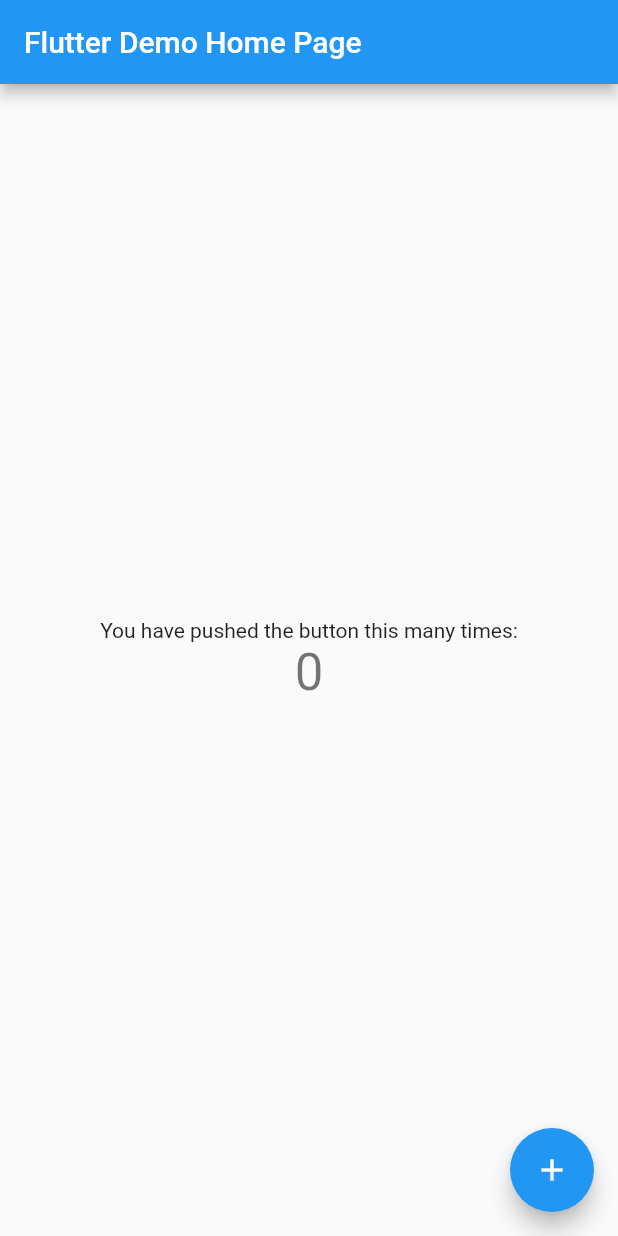
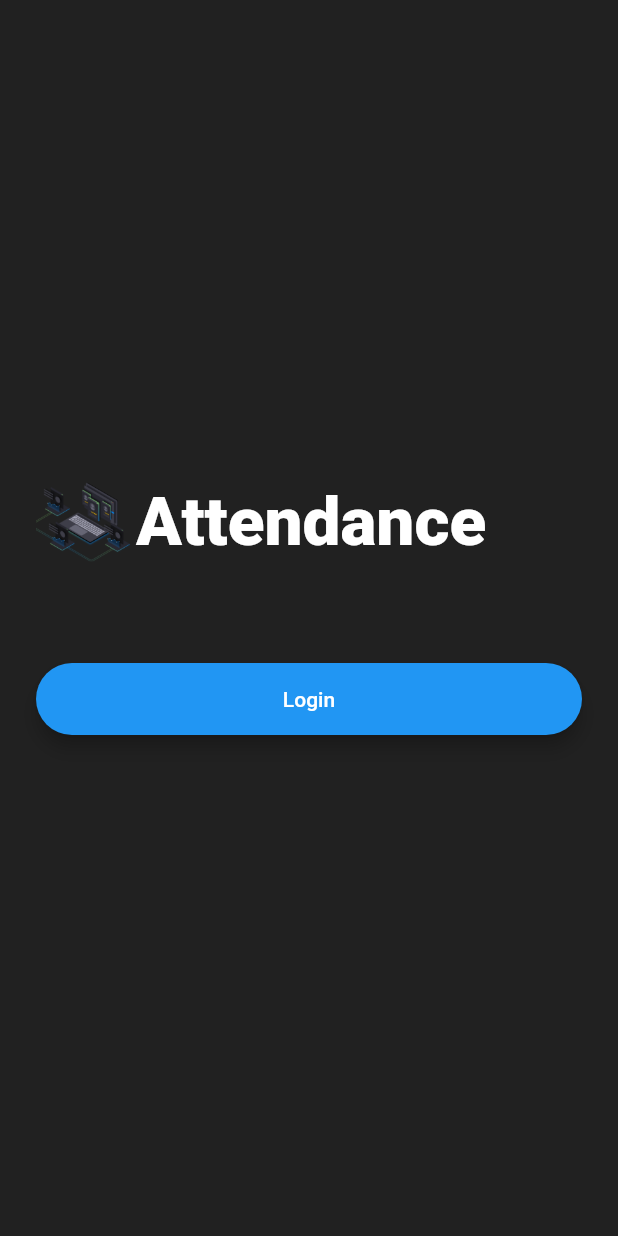
Before and after one commit to shabesa/Attendance_Viewer, a Flutter app: the screen it shows after launch, on a phone screen of 412 x 824 dp. Run offline on Flutter 3.47's test engine with Material 2 defaults, Android fonts, the phone set to English and light mode, and no system bars; our stand-ins replace animated_text_kit, firebase_auth, firebase_core, modal_progress_hud; accounts and stored records are empty.

Commit message:
added welcome screen and login screen

```diff
--- /dev/null
+++ b/attendance_viewer/lib/components/rounded_button.dart
@@ -0,0 +1,32 @@
+import 'package:flutter/material.dart';
+
+class RoundedButton extends StatelessWidget {
+  RoundedButton({this.title, this.color, @required this.onPressed});
+
+  final Color color;
+  final String title;
+  final Function onPressed;
+
+  @override
+  Widget build(BuildContext context) {
+    return Padding(
+      padding: EdgeInsets.symmetric(vertical: 16.0),
+      child: Material(
+        elevation: 5.0,
+        color: color,
+        borderRadius: BorderRadius.circular(30.0),
+        child: MaterialButton(
+          onPressed: onPressed,
+          minWidth: 200.0,
+          height: 42.0,
+          child: Text(
+            title,
+            style: TextStyle(
+              color: Colors.white,
+            ),
+          ),
+        ),
+      ),
+    );
+  }
+}
--- a/attendance_viewer/lib/main.dart
+++ b/attendance_viewer/lib/main.dart
@@ -1,113 +1,24 @@
+import 'package:attendance_viewer/screens/login_screen.dart';
 import 'package:flutter/material.dart';
+import 'package:firebase_core/firebase_core.dart';
+import 'package:attendance_viewer/screens/welcome_screen.dart';
 
-void main() {
-  runApp(MyApp());
+void main() async {
+  // WidgetsFlutterBinding.ensureInitialized();
+  // await Firebase.initializeApp();
+  runApp(AttendanceViewer());
 }
 
-class MyApp extends StatelessWidget {
-  // This widget is the root of your application.
+class AttendanceViewer extends StatelessWidget {
   @override
   Widget build(BuildContext context) {
     return MaterialApp(
-      title: 'Flutter Demo',
-      theme: ThemeData(
-        // This is the theme of your application.
-        //
-        // Try running your application with "flutter run". You'll see the
-        // application has a blue toolbar. Then, without quitting the app, try
-        // changing the primarySwatch below to Colors.green and then invoke
-        // "hot reload" (press "r" in the console where you ran "flutter run",
-        // or simply save your changes to "hot reload" in a Flutter IDE).
-        // Notice that the counter didn't reset back to zero; the application
-        // is not restarted.
-        primarySwatch: Colors.blue,
-      ),
-      home: MyHomePage(title: 'Flutter Demo Home Page'),
+      initialRoute: WelcomeScreen.id,
+      routes: {
+        WelcomeScreen.id: (context) => WelcomeScreen(),
+        LoginScreen.id: (context) => LoginScreen(),
+      },
+
     );
   }
 }
-
-class MyHomePage extends StatefulWidget {
-  MyHomePage({Key key, this.title}) : super(key: key);
-
-  // This widget is the home page of your application. It is stateful, meaning
-  // that it has a State object (defined below) that contains fields that affect
-  // how it looks.
-
-  // This class is the configuration for the state. It holds the values (in this
-  // case the title) provided by the parent (in this case the App widget) and
-  // used by the build method of the State. Fields in a Widget subclass are
-  // always marked "final".
-
-  final String title;
-
-  @override
-  _MyHomePageState createState() => _MyHomePageState();
-}
-
-class _MyHomePageState extends State<MyHomePage> {
-  int _counter = 0;
-
-  void _incrementCounter() {
-    setState(() {
-      // This call to setState tells the Flutter framework that something has
-      // changed in this State, which causes it to rerun the build method below
-      // so that the display can reflect the updated values. If we changed
-      // _counter without calling setState(), then the build method would not be
-      // called again, and so nothing would appear to happen.
-      _counter++;
-    });
-  }
-
-  @override
-  Widget build(BuildContext context) {
-    // This method is rerun every time setState is called, for instance as done
-    // by the _incrementCounter method above.
-    //
-    // The Flutter framework has been optimized to make rerunning build methods
-    // fast, so that you can just rebuild anything that needs updating rather
-    // than having to individually change instances of widgets.
-    return Scaffold(
-      appBar: AppBar(
-        // Here we take the value from the MyHomePage object that was created by
-        // the App.build method, and use it to set our appbar title.
-        title: Text(widget.title),
-      ),
-      body: Center(
-        // Center is a layout widget. It takes a single child and positions it
-        // in the middle of the parent.
-        child: Column(
-          // Column is also a layout widget. It takes a list of children and
-          // arranges them vertically. By default, it sizes itself to fit its
-          // children horizontally, and tries to be as tall as its parent.
-          //
-          // Invoke "debug painting" (press "p" in the console, choose the
-          // "Toggle Debug Paint" action from the Flutter Inspector in Android
-          // Studio, or the "Toggle Debug Paint" command in Visual Studio Code)
-          // to see the wireframe for each widget.
-          //
-          // Column has various properties to control how it sizes itself and
-          // how it positions its children. Here we use mainAxisAlignment to
-          // center the children vertically; the main axis here is the vertical
-          // axis because Columns are vertical (the cross axis would be
-          // horizontal).
-          mainAxisAlignment: MainAxisAlignment.center,
-          children: <Widget>[
-            Text(
-              'You have pushed the button this many times:',
-            ),
-            Text(
-              '$_counter',
-              style: Theme.of(context).textTheme.headline4,
-            ),
-          ],
-        ),
-      ),
-      floatingActionButton: FloatingActionButton(
-        onPressed: _incrementCounter,
-        tooltip: 'Increment',
-        child: Icon(Icons.add),
-      ), // This trailing comma makes auto-formatting nicer for build methods.
-    );
-  }
-}
--- a/attendance_viewer/lib/screens/welcome_screen.dart
+++ b/attendance_viewer/lib/screens/welcome_screen.dart
@@ -0,0 +1,57 @@
+import 'package:attendance_viewer/components/rounded_button.dart';
+import 'package:attendance_viewer/screens/login_screen.dart';
+import 'package:flutter/material.dart';
+import 'package:animated_text_kit/animated_text_kit.dart';
+
+class WelcomeScreen extends StatefulWidget {
+  static const String id = 'welcome_screen';
+
+  @override
+  _WelcomeScreenState createState() => _WelcomeScreenState();
+}
+
+class _WelcomeScreenState extends State<WelcomeScreen> {
+  @override
+  Widget build(BuildContext context) {
+    return Scaffold(
+      backgroundColor: Colors.grey[900],
+      body: Padding(
+        padding: EdgeInsets.symmetric(horizontal: 24.0),
+        child: Column(
+          mainAxisAlignment: MainAxisAlignment.center,
+          crossAxisAlignment: CrossAxisAlignment.stretch,
+          children: <Widget>[
+            Row(
+              children: <Widget>[
+                Hero(
+                  tag: 'logo',
+                  child: Container(
+                    child: Image.asset('images/logo.png'),
+                    height: 60.0,
+                  ),
+                ),
+                TypewriterAnimatedTextKit(
+                  text: ['Attendance'],
+                  textStyle: TextStyle(
+                      fontSize: 45.0,
+                      fontWeight: FontWeight.w900,
+                      color: Colors.white),
+                ),
+              ],
+            ),
+            SizedBox(
+              height: 48.0,
+            ),
+            RoundedButton(
+              title: 'Login',
+              color: Colors.blue,
+              onPressed: () {
+                Navigator.pushNamed(context, LoginScreen.id);
+              },
+            ),
+          ],
+        ),
+      ),
+    );
+  }
+}
```
Also changed, not shown: attendance_viewer/lib/constants.dart (added, +17 -0 lines), attendance_viewer/lib/screens/login_screen.dart (added, +46 -0 lines), attendance_viewer/pubspec.yaml (+8 -0 lines), attendance_viewer/images/logo.png (added), attendance_viewer/pubspec.lock, 2 other files.
